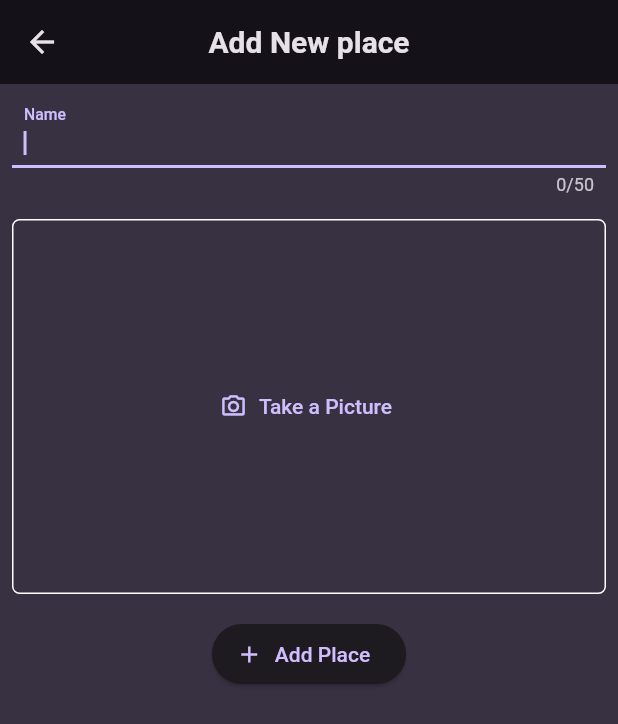
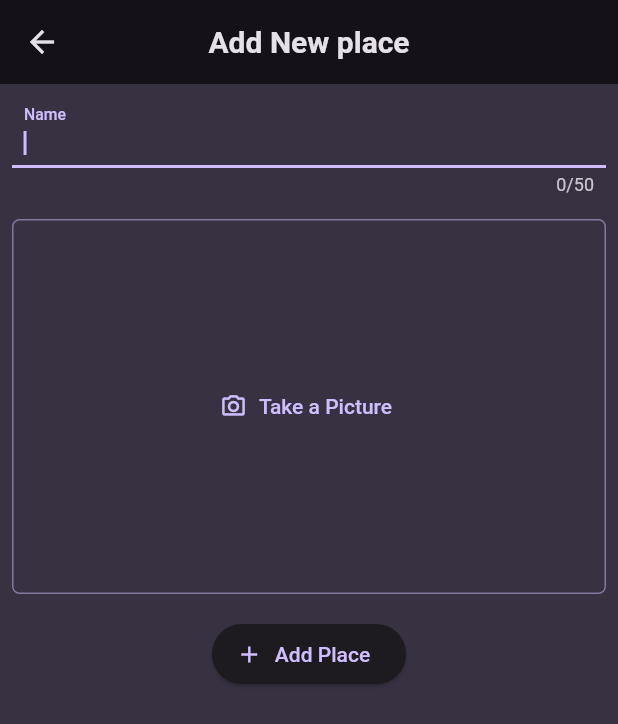
Before and after one commit to kugelschreiber1/favourite_places, a Flutter app: the NewPlaceScreen screen opened directly, on a phone screen of 412 x 824 dp. Shown: the top 724 px of the screen. Run offline on Flutter 3.47's test engine with Material 2 defaults, Android fonts, the phone set to English and light mode, and no system bars; our stand-ins replace flutter_riverpod, google_fonts, image_picker, location.

```diff
--- a/lib/widgets/image_input.dart
+++ b/lib/widgets/image_input.dart
@@ -59,7 +59,7 @@ class _ImageInputState extends State<ImageInput> {
       width: double.infinity,
       decoration: BoxDecoration(
         border: Border.all(
-          color: Colors.white,
+          color: Theme.of(context).colorScheme.primary.withOpacity(0.5),
         ),
         borderRadius: BorderRadius.circular(5.0),
       ),
```
